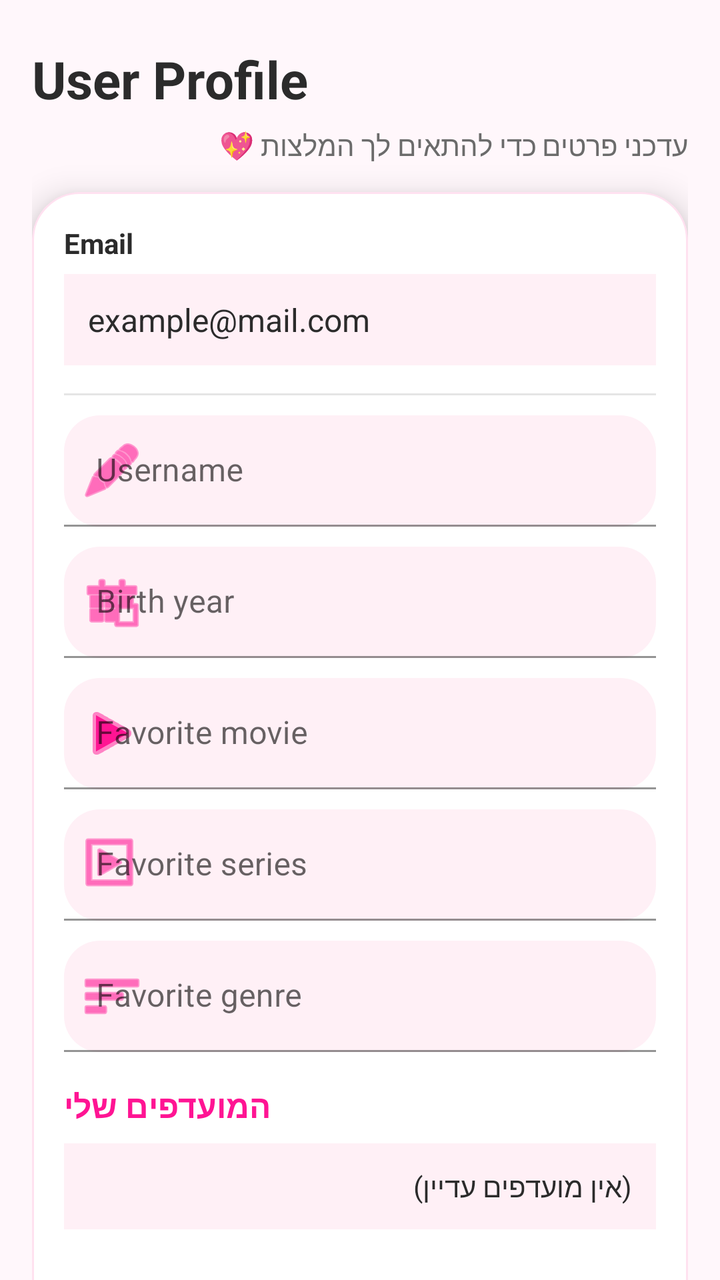
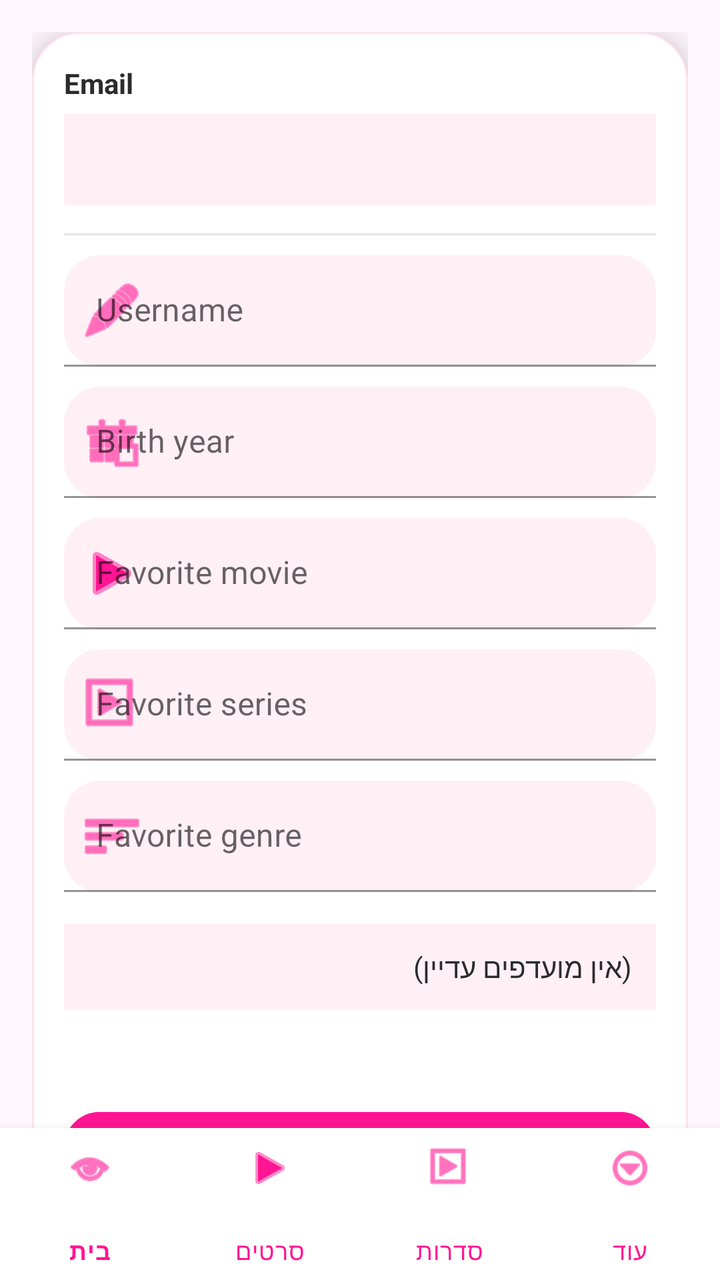

Two renders of the same Android screen: before a commit and after it. Below are the layout's source before the change and the commit's diff.
<!-- AndroidManifest.xml: application theme Base.Theme.FinalProject -->
<!-- res/layout/activity_user_page.xml -->
<?xml version="1.0" encoding="utf-8"?>
<androidx.core.widget.NestedScrollView xmlns:android="http://schemas.android.com/apk/res/android"
    xmlns:app="http://schemas.android.com/apk/res-auto"
    android:layout_width="match_parent"
    android:layout_height="match_parent"
    android:fillViewport="true"
    android:background="#FFF7FB">

    <androidx.constraintlayout.widget.ConstraintLayout
        android:layout_width="match_parent"
        android:layout_height="wrap_content"
        android:padding="16dp">

        
        <TextView
            android:id="@+id/tvTitle"
            android:layout_width="0dp"
            android:layout_height="wrap_content"
            android:text="User Profile"
            android:textSize="26sp"
            android:textStyle="bold"
            android:textColor="#2B2B2B"
            android:layout_marginTop="6dp"
            app:layout_constraintTop_toTopOf="parent"
            app:layout_constraintStart_toStartOf="parent"
            app:layout_constraintEnd_toEndOf="parent" />

        <TextView
            android:id="@+id/tvProfileSubtitle"
            android:layout_width="0dp"
            android:layout_height="wrap_content"
            android:text="עדכני פרטים כדי להתאים לך המלצות 💖"
            android:textSize="14sp"
            android:textColor="#6B6B6B"
            android:layout_marginTop="6dp"
            app:layout_constraintTop_toBottomOf="@id/tvTitle"
            app:layout_constraintStart_toStartOf="parent"
            app:layout_constraintEnd_toEndOf="parent" />

        
        <com.google.android.material.card.MaterialCardView
            android:id="@+id/cardUser"
            android:layout_width="0dp"
            android:layout_height="wrap_content"
            android:layout_marginTop="14dp"
            app:cardCornerRadius="24dp"
            app:cardElevation="10dp"
            app:strokeWidth="1dp"
            app:strokeColor="#33FF69B4"
            app:layout_constraintTop_toBottomOf="@id/tvProfileSubtitle"
            app:layout_constraintStart_toStartOf="parent"
            app:layout_constraintEnd_toEndOf="parent">

            <LinearLayout
                android:layout_width="match_parent"
                android:layout_height="wrap_content"
                android:orientation="vertical"
                android:padding="16dp">

                
                <TextView
                    android:layout_width="wrap_content"
                    android:layout_height="wrap_content"
                    android:text="Email"
                    android:textStyle="bold"
                    android:textColor="#2B2B2B"
                    android:textSize="14sp" />

                <TextView
                    android:id="@+id/tvEmail"
                    android:layout_width="match_parent"
                    android:layout_height="wrap_content"
                    android:text="example@mail.com"
                    android:textColor="#2B2B2B"
                    android:textSize="16sp"
                    android:padding="12dp"
                    android:layout_marginTop="6dp"
                    android:background="#FFF0F6" />

                <View
                    android:layout_width="match_parent"
                    android:layout_height="1dp"
                    android:layout_marginTop="14dp"
                    android:layout_marginBottom="10dp"
                    android:background="#1A000000" />

                
                <com.google.android.material.textfield.TextInputLayout
                    android:layout_width="match_parent"
                    android:layout_height="wrap_content"
                    android:hint="Username"
                    app:boxBackgroundMode="filled"
                    app:boxBackgroundColor="#FFF0F6"
                    app:boxCornerRadiusTopStart="18dp"
                    app:boxCornerRadiusTopEnd="18dp"
                    app:boxCornerRadiusBottomStart="18dp"
                    app:boxCornerRadiusBottomEnd="18dp"
                    app:startIconDrawable="@android:drawable/ic_menu_edit"
                    app:startIconTint="#FF1493">

                    <com.google.android.material.textfield.TextInputEditText
                        android:id="@+id/etUsername"
                        android:layout_width="match_parent"
                        android:layout_height="wrap_content"
                        android:textColor="#2B2B2B"
                        android:textColorHint="#7A7A7A" />
                </com.google.android.material.textfield.TextInputLayout>

                
                <com.google.android.material.textfield.TextInputLayout
                    android:layout_width="match_parent"
                    android:layout_height="wrap_content"
                    android:layout_marginTop="10dp"
                    android:hint="Birth year"
                    app:boxBackgroundMode="filled"
                    app:boxBackgroundColor="#FFF0F6"
                    app:boxCornerRadiusTopStart="18dp"
                    app:boxCornerRadiusTopEnd="18dp"
                    app:boxCornerRadiusBottomStart="18dp"
                    app:boxCornerRadiusBottomEnd="18dp"
                    app:startIconDrawable="@android:drawable/ic_menu_today"
                    app:startIconTint="#FF1493">

                    <com.google.android.material.textfield.TextInputEditText
                        android:id="@+id/etBirthYear"
                        android:layout_width="match_parent"
                        android:layout_height="wrap_content"
                        android:inputType="number"
                        android:textColor="#2B2B2B"
                        android:textColorHint="#7A7A7A" />
                </com.google.android.material.textfield.TextInputLayout>

                
                <com.google.android.material.textfield.TextInputLayout
                    android:layout_width="match_parent"
                    android:layout_height="wrap_content"
                    android:layout_marginTop="10dp"
                    android:hint="Favorite movie"
                    app:boxBackgroundMode="filled"
                    app:boxBackgroundColor="#FFF0F6"
                    app:boxCornerRadiusTopStart="18dp"
                    app:boxCornerRadiusTopEnd="18dp"
                    app:boxCornerRadiusBottomStart="18dp"
                    app:boxCornerRadiusBottomEnd="18dp"
                    app:startIconDrawable="@android:drawable/ic_media_play"
                    app:startIconTint="#FF1493">

                    <com.google.android.material.textfield.TextInputEditText
                        android:id="@+id/etMovie"
                        android:layout_width="match_parent"
                        android:layout_height="wrap_content"
                        android:textColor="#2B2B2B"
                        android:textColorHint="#7A7A7A" />
                </com.google.android.material.textfield.TextInputLayout>

                
                <com.google.android.material.textfield.TextInputLayout
                    android:layout_width="match_parent"
                    android:layout_height="wrap_content"
                    android:layout_marginTop="10dp"
                    android:hint="Favorite series"
                    app:boxBackgroundMode="filled"
                    app:boxBackgroundColor="#FFF0F6"
                    app:boxCornerRadiusTopStart="18dp"
                    app:boxCornerRadiusTopEnd="18dp"
                    app:boxCornerRadiusBottomStart="18dp"
                    app:boxCornerRadiusBottomEnd="18dp"
                    app:startIconDrawable="@android:drawable/ic_menu_slideshow"
                    app:startIconTint="#FF1493">

                    <com.google.android.material.textfield.TextInputEditText
                        android:id="@+id/etSeries"
                        android:layout_width="match_parent"
                        android:layout_height="wrap_content"
                        android:textColor="#2B2B2B"
                        android:textColorHint="#7A7A7A" />
                </com.google.android.material.textfield.TextInputLayout>

                
                <com.google.android.material.textfield.TextInputLayout
                    android:layout_width="match_parent"
                    android:layout_height="wrap_content"
                    android:layout_marginTop="10dp"
                    android:hint="Favorite genre"
                    app:boxBackgroundMode="filled"
                    app:boxBackgroundColor="#FFF0F6"
                    app:boxCornerRadiusTopStart="18dp"
                    app:boxCornerRadiusTopEnd="18dp"
                    app:boxCornerRadiusBottomStart="18dp"
                    app:boxCornerRadiusBottomEnd="18dp"
                    app:startIconDrawable="@android:drawable/ic_menu_sort_by_size"
                    app:startIconTint="#FF1493">

                    <com.google.android.material.textfield.TextInputEditText
                        android:id="@+id/etGenre"
                        android:layout_width="match_parent"
                        android:layout_height="wrap_content"
                        android:textColor="#2B2B2B"
                        android:textColorHint="#7A7A7A" />
                </com.google.android.material.textfield.TextInputLayout>

                
                <TextView
                    android:id="@+id/tvFavoritesLabel"
                    android:layout_width="wrap_content"
                    android:layout_height="wrap_content"
                    android:text="המועדפים שלי"
                    android:textStyle="bold"
                    android:textSize="16sp"
                    android:textColor="#FF1493"
                    android:layout_marginTop="16dp" />

                <TextView
                    android:id="@+id/tvFavorites"
                    android:layout_width="match_parent"
                    android:layout_height="wrap_content"
                    android:text="(אין מועדפים עדיין)"
                    android:textColor="#2B2B2B"
                    android:background="#FFF0F6"
                    android:padding="12dp"
                    android:layout_marginTop="8dp" />

                
                <TextView
                    android:id="@+id/tvMsgUser"
                    android:layout_width="match_parent"
                    android:layout_height="wrap_content"
                    android:textColor="#D7263D"
                    android:layout_marginTop="14dp"
                    android:layout_marginBottom="10dp" />

                
                <com.google.android.material.button.MaterialButton
                    android:id="@+id/btnSaveUser"
                    android:layout_width="match_parent"
                    android:layout_height="52dp"
                    android:text="Save"
                    android:textAllCaps="false"
                    android:textStyle="bold"
                    android:textColor="@android:color/white"
                    android:backgroundTint="#FF1493"
                    app:cornerRadius="18dp"
                    android:layout_marginTop="4dp" />

            </LinearLayout>
        </com.google.android.material.card.MaterialCardView>

    </androidx.constraintlayout.widget.ConstraintLayout>
</androidx.core.widget.NestedScrollView>
<!-- resources referenced by this layout -->
<resources>
  <style name="Base.Theme.FinalProject" parent="Theme.MaterialComponents.DayNight.NoActionBar">
  
          <item name="colorPrimary">#FF1493</item>
          <item name="colorPrimaryVariant">#C51162</item>
          <item name="colorSecondary">#FF1493</item>
      </style>
</resources>

<!-- the commit's change to res/layout/activity_user_page.xml (unified diff, before → after) -->
@@ -1,249 +1,234 @@
 <?xml version="1.0" encoding="utf-8"?>
-<androidx.core.widget.NestedScrollView xmlns:android="http://schemas.android.com/apk/res/android"
+<androidx.constraintlayout.widget.ConstraintLayout
+    xmlns:android="http://schemas.android.com/apk/res/android"
     xmlns:app="http://schemas.android.com/apk/res-auto"
     android:layout_width="match_parent"
     android:layout_height="match_parent"
-    android:fillViewport="true"
     android:background="#FFF7FB">
 
-    <androidx.constraintlayout.widget.ConstraintLayout
-        android:layout_width="match_parent"
-        android:layout_height="wrap_content"
-        android:padding="16dp">
-
-        
-        <TextView
-            android:id="@+id/tvTitle"
-            android:layout_width="0dp"
+    
+    <androidx.core.widget.NestedScrollView
+        android:id="@+id/scrollUser"
+        android:layout_width="0dp"
+        android:layout_height="0dp"
+        android:fillViewport="true"
+        app:layout_constraintTop_toTopOf="parent"
+        app:layout_constraintBottom_toTopOf="@id/bottomNav"
+        app:layout_constraintStart_toStartOf="parent"
+        app:layout_constraintEnd_toEndOf="parent">
+
+        <androidx.constraintlayout.widget.ConstraintLayout
+            android:layout_width="match_parent"
             android:layout_height="wrap_content"
-            android:text="User Profile"
-            android:textSize="26sp"
-            android:textStyle="bold"
-            android:textColor="#2B2B2B"
-            android:layout_marginTop="6dp"
-            app:layout_constraintTop_toTopOf="parent"
-            app:layout_constraintStart_toStartOf="parent"
-            app:layout_constraintEnd_toEndOf="parent" />
-
-        <TextView
-            android:id="@+id/tvProfileSubtitle"
-            android:layout_width="0dp"
-            android:layout_height="wrap_content"
-            android:text="עדכני פרטים כדי להתאים לך המלצות 💖"
-            android:textSize="14sp"
-            android:textColor="#6B6B6B"
-            android:layout_marginTop="6dp"
-            app:layout_constraintTop_toBottomOf="@id/tvTitle"
-            app:layout_constraintStart_toStartOf="parent"
-            app:layout_constraintEnd_toEndOf="parent" />
-
-        
-        <com.google.android.material.card.MaterialCardView
-            android:id="@+id/cardUser"
-            android:layout_width="0dp"
-            android:layout_height="wrap_content"
-            android:layout_marginTop="14dp"
-            app:cardCornerRadius="24dp"
-            app:cardElevation="10dp"
-            app:strokeWidth="1dp"
-            app:strokeColor="#33FF69B4"
-            app:layout_constraintTop_toBottomOf="@id/tvProfileSubtitle"
-            app:layout_constraintStart_toStartOf="parent"
-            app:layout_constraintEnd_toEndOf="parent">
-
-            <LinearLayout
-                android:layout_width="match_parent"
+            android:padding="16dp">
+
+            
+            <com.google.android.material.card.MaterialCardView
+                android:id="@+id/cardUser"
+                android:layout_width="0dp"
                 android:layout_height="wrap_content"
-                android:orientation="vertical"
-                android:padding="16dp">
-
-                
-                <TextView
-                    android:layout_width="wrap_content"
-                    android:layout_height="wrap_content"
-                    android:text="Email"
-                    android:textStyle="bold"
-                    android:textColor="#2B2B2B"
-                    android:textSize="14sp" />
-
-                <TextView
-                    android:id="@+id/tvEmail"
+                app:cardCornerRadius="24dp"
+                app:cardElevation="10dp"
+                app:strokeWidth="1dp"
+                app:strokeColor="#33FF69B4"
+                app:layout_constraintTop_toTopOf="parent"
+                app:layout_constraintStart_toStartOf="parent"
+                app:layout_constraintEnd_toEndOf="parent">
+
+                <LinearLayout
                     android:layout_width="match_parent"
                     android:layout_height="wrap_content"
-                    android:text="example@mail.com"
-                    android:textColor="#2B2B2B"
-                    android:textSize="16sp"
-                    android:padding="12dp"
-                    android:layout_marginTop="6dp"
-                    android:background="#FFF0F6" />
-
-                <View
-                    android:layout_width="match_parent"
-                    android:layout_height="1dp"
-                    android:layout_marginTop="14dp"
-                    android:layout_marginBottom="10dp"
-                    android:background="#1A000000" />
-
-                
-                <com.google.android.material.textfield.TextInputLayout
-                    android:layout_width="match_parent"
-                    android:layout_height="wrap_content"
-                    android:hint="Username"
-                    app:boxBackgroundMode="filled"
-                    app:boxBackgroundColor="#FFF0F6"
-                    app:boxCornerRadiusTopStart="18dp"
-                    app:boxCornerRadiusTopEnd="18dp"
-                    app:boxCornerRadiusBottomStart="18dp"
-                    app:boxCornerRadiusBottomEnd="18dp"
-                    app:startIconDrawable="@android:drawable/ic_menu_edit"
-                    app:startIconTint="#FF1493">
-
-                    <com.google.android.material.textfield.TextInputEditText
-                        android:id="@+id/etUsername"
-                        android:layout_width="match_parent"
-                        android:layout_height="wrap_content"
+                    android:orientation="vertical"
+                    android:padding="16dp">
+
+                    
+                    <TextView
+                        android:layout_width="wrap_content"
+                        android:layout_height="wrap_content"
+                        android:text="Email"
+                        android:textStyle="bold"
                         android:textColor="#2B2B2B"
-                        android:textColorHint="#7A7A7A" />
-                </com.google.android.material.textfield.TextInputLayout>
-
-                
-                <com.google.android.material.textfield.TextInputLayout
-                    android:layout_width="match_parent"
-                    android:layout_height="wrap_content"
-                    android:layout_marginTop="10dp"
-                    android:hint="Birth year"
-                    app:boxBackgroundMode="filled"
-                    app:boxBackgroundColor="#FFF0F6"
-                    app:boxCornerRadiusTopStart="18dp"
-                    app:boxCornerRadiusTopEnd="18dp"
-                    app:boxCornerRadiusBottomStart="18dp"
-                    app:boxCornerRadiusBottomEnd="18dp"
-                    app:startIconDrawable="@android:drawable/ic_menu_today"
-                    app:startIconTint="#FF1493">
-
-                    <com.google.android.material.textfield.TextInputEditText
-                        android:id="@+id/etBirthYear"
-                        android:layout_width="match_parent"
-                        android:layout_height="wrap_content"
-                        android:inputType="number"
+                        android:textSize="14sp" />
+
+                    <TextView
+                        android:id="@+id/tvEmail"
+                        android:layout_width="match_parent"
+                        android:layout_height="wrap_content"
                         android:textColor="#2B2B2B"
-                        android:textColorHint="#7A7A7A" />
-                </com.google.android.material.textfield.TextInputLayout>
-
-                
-                <com.google.android.material.textfield.TextInputLayout
-                    android:layout_width="match_parent"
-                    android:layout_height="wrap_content"
-                    android:layout_marginTop="10dp"
-                    android:hint="Favorite movie"
-                    app:boxBackgroundMode="filled"
-                    app:boxBackgroundColor="#FFF0F6"
-                    app:boxCornerRadiusTopStart="18dp"
-                    app:boxCornerRadiusTopEnd="18dp"
-                    app:boxCornerRadiusBottomStart="18dp"
-                    app:boxCornerRadiusBottomEnd="18dp"
-                    app:startIconDrawable="@android:drawable/ic_media_play"
-                    app:startIconTint="#FF1493">
-
-                    <com.google.android.material.textfield.TextInputEditText
-                        android:id="@+id/etMovie"
-                        android:layout_width="match_parent"
-                        android:layout_height="wrap_content"
+                        android:textSize="16sp"
+                        android:padding="12dp"
+                        android:layout_marginTop="6dp"
+                        android:background="#FFF0F6" />
+
+                    <View
+                        android:layout_width="match_parent"
+                        android:layout_height="1dp"
+                        android:layout_marginTop="14dp"
+                        android:layout_marginBottom="10dp"
+                        android:background="#1A000000" />
+
+                    
+                    <com.google.android.material.textfield.TextInputLayout
+                        android:layout_width="match_parent"
+                        android:layout_height="wrap_content"
+                        android:hint="Username"
+                        app:boxBackgroundMode="filled"
+                        app:boxBackgroundColor="#FFF0F6"
+                        app:boxCornerRadiusTopStart="18dp"
+                        app:boxCornerRadiusTopEnd="18dp"
+                        app:boxCornerRadiusBottomStart="18dp"
+                        app:boxCornerRadiusBottomEnd="18dp"
+                        app:startIconDrawable="@android:drawable/ic_menu_edit"
+                        app:startIconTint="#FF1493">
+
+                        <com.google.android.material.textfield.TextInputEditText
+                            android:id="@+id/etUsername"
+                            android:layout_width="match_parent"
+                            android:layout_height="wrap_content"
+                            android:textColor="#2B2B2B"/>
+                    </com.google.android.material.textfield.TextInputLayout>
+
+                    
+                    <com.google.android.material.textfield.TextInputLayout
+                        android:layout_width="match_parent"
+                        android:layout_height="wrap_content"
+                        android:layout_marginTop="10dp"
+                        android:hint="Birth year"
+                        app:boxBackgroundMode="filled"
+                        app:boxBackgroundColor="#FFF0F6"
+                        app:boxCornerRadiusTopStart="18dp"
+                        app:boxCornerRadiusTopEnd="18dp"
+                        app:boxCornerRadiusBottomStart="18dp"
+                        app:boxCornerRadiusBottomEnd="18dp"
+                        app:startIconDrawable="@android:drawable/ic_menu_today"
+                        app:startIconTint="#FF1493">
+
+                        <com.google.android.material.textfield.TextInputEditText
+                            android:id="@+id/etBirthYear"
+                            android:layout_width="match_parent"
+                            android:layout_height="wrap_content"
+                            android:inputType="number"
+                            android:textColor="#2B2B2B"/>
+                    </com.google.android.material.textfield.TextInputLayout>
+
+                    
+                    <com.google.android.material.textfield.TextInputLayout
+                        android:layout_width="match_parent"
+                        android:layout_height="wrap_content"
+                        android:layout_marginTop="10dp"
+                        android:hint="Favorite movie"
+                        app:boxBackgroundMode="filled"
+                        app:boxBackgroundColor="#FFF0F6"
+                        app:boxCornerRadiusTopStart="18dp"
+                        app:boxCornerRadiusTopEnd="18dp"
+                        app:boxCornerRadiusBottomStart="18dp"
+                        app:boxCornerRadiusBottomEnd="18dp"
+                        app:startIconDrawable="@android:drawable/ic_media_play"
+                        app:startIconTint="#FF1493">
+
+                        <com.google.android.material.textfield.TextInputEditText
+                            android:id="@+id/etMovie"
+                            android:layout_width="match_parent"
+                            android:layout_height="wrap_content"
+                            android:textColor="#2B2B2B"/>
+                    </com.google.android.material.textfield.TextInputLayout>
+
+                    
+                    <com.google.android.material.textfield.TextInputLayout
+                        android:layout_width="match_parent"
+                        android:layout_height="wrap_content"
+                        android:layout_marginTop="10dp"
+                        android:hint="Favorite series"
+                        app:boxBackgroundMode="filled"
+                        app:boxBackgroundColor="#FFF0F6"
+                        app:boxCornerRadiusTopStart="18dp"
+                        app:boxCornerRadiusTopEnd="18dp"
+                        app:boxCornerRadiusBottomStart="18dp"
+                        app:boxCornerRadiusBottomEnd="18dp"
+                        app:startIconDrawable="@android:drawable/ic_menu_slideshow"
+                        app:startIconTint="#FF1493">
+
+                        <com.google.android.material.textfield.TextInputEditText
+                            android:id="@+id/etSeries"
+                            android:layout_width="match_parent"
+                            android:layout_height="wrap_content"
+                            android:textColor="#2B2B2B"/>
+                    </com.google.android.material.textfield.TextInputLayout>
+
+                    
+                    <com.google.android.material.textfield.TextInputLayout
+                        android:layout_width="match_parent"
+                        android:layout_height="wrap_content"
+                        android:layout_marginTop="10dp"
+                        android:hint="Favorite genre"
+                        app:boxBackgroundMode="filled"
+                        app:boxBackgroundColor="#FFF0F6"
+                        app:boxCornerRadiusTopStart="18dp"
+                        app:boxCornerRadiusTopEnd="18dp"
+                        app:boxCornerRadiusBottomStart="18dp"
+                        app:boxCornerRadiusBottomEnd="18dp"
+                        app:startIconDrawable="@android:drawable/ic_menu_sort_by_size"
+                        app:startIconTint="#FF1493">
+
+                        <com.google.android.material.textfield.TextInputEditText
+                            android:id="@+id/etGenre"
+                            android:layout_width="match_parent"
+                            android:layout_height="wrap_content"
+                            android:textColor="#2B2B2B"/>
+                    </com.google.android.material.textfield.TextInputLayout>
+
+                    
+                    <TextView
+                        android:id="@+id/tvFavorites"
+                        android:layout_width="match_parent"
+                        android:layout_height="wrap_content"
+                        android:text="(אין מועדפים עדיין)"
                         android:textColor="#2B2B2B"
-                        android:textColorHint="#7A7A7A" />
-                </com.google.android.material.textfield.TextInputLayout>
-
-                
-                <com.google.android.material.textfield.TextInputLayout
-                    android:layout_width="match_parent"
-                    android:layout_height="wrap_content"
-                    android:layout_marginTop="10dp"
-                    android:hint="Favorite series"
-                    app:boxBackgroundMode="filled"
-                    app:boxBackgroundColor="#FFF0F6"
-                    app:boxCornerRadiusTopStart="18dp"
-                    app:boxCornerRadiusTopEnd="18dp"
-                    app:boxCornerRadiusBottomStart="18dp"
-                    app:boxCornerRadiusBottomEnd="18dp"
-                    app:startIconDrawable="@android:drawable/ic_menu_slideshow"
-                    app:startIconTint="#FF1493">
-
-                    <com.google.android.material.textfield.TextInputEditText
-                        android:id="@+id/etSeries"
-                        android:layout_width="match_parent"
-                        android:layout_height="wrap_content"
-                        android:textColor="#2B2B2B"
-                        android:textColorHint="#7A7A7A" />
-                </com.google.android.material.textfield.TextInputLayout>
-
-                
-                <com.google.android.material.textfield.TextInputLayout
-                    android:layout_width="match_parent"
-                    android:layout_height="wrap_content"
-                    android:layout_marginTop="10dp"
-                    android:hint="Favorite genre"
-                    app:boxBackgroundMode="filled"
-                    app:boxBackgroundColor="#FFF0F6"
-                    app:boxCornerRadiusTopStart="18dp"
-                    app:boxCornerRadiusTopEnd="18dp"
-                    app:boxCornerRadiusBottomStart="18dp"
-                    app:boxCornerRadiusBottomEnd="18dp"
-                    app:startIconDrawable="@android:drawable/ic_menu_sort_by_size"
-                    app:startIconTint="#FF1493">
-
-                    <com.google.android.material.textfield.TextInputEditText
-                        android:id="@+id/etGenre"
-                        android:layout_width="match_parent"
-                        android:layout_height="wrap_content"
-                        android:textColor="#2B2B2B"
-                        android:textColorHint="#7A7A7A" />
-                </com.google.android.material.textfield.TextInputLayout>
-
-                
-                <TextView
-                    android:id="@+id/tvFavoritesLabel"
-                    android:layout_width="wrap_content"
-                    android:layout_height="wrap_content"
-                    android:text="המועדפים שלי"
-                    android:textStyle="bold"
-                    android:textSize="16sp"
-                    android:textColor="#FF1493"
-                    android:layout_marginTop="16dp" />
-
-                <TextView
-                    android:id="@+id/tvFavorites"
-                    android:layout_width="match_parent"
-                    android:layout_height="wrap_content"
-                    android:text="(אין מועדפים עדיין)"
-                    android:textColor="#2B2B2B"
-                    android:background="#FFF0F6"
-                    android:padding="12dp"
-                    android:layout_marginTop="8dp" />
-
-                
-                <TextView
-                    android:id="@+id/tvMsgUser"
-                    android:layout_width="match_parent"
-                    android:layout_height="wrap_content"
-                    android:textColor="#D7263D"
-                    android:layout_marginTop="14dp"
-                    android:layout_marginBottom="10dp" />
-
-                
-                <com.google.android.material.button.MaterialButton
-                    android:id="@+id/btnSaveUser"
-                    android:layout_width="match_parent"
-                    android:layout_height="52dp"
-                    android:text="Save"
-                    android:textAllCaps="false"
-                    android:textStyle="bold"
-                    android:textColor="@android:color/white"
-                    android:backgroundTint="#FF1493"
-                    app:cornerRadius="18dp"
-                    android:layout_marginTop="4dp" />
-
-            </LinearLayout>
-        </com.google.android.material.card.MaterialCardView>
-
-    </androidx.constraintlayout.widget.ConstraintLayout>
-</androidx.core.widget.NestedScrollView>
+                        android:background="#FFF0F6"
+                        android:padding="12dp"
+                        android:layout_marginTop="16dp" />
+
+                    
+                    <TextView
+                        android:id="@+id/tvMsgUser"
+                        android:layout_width="match_parent"
+                        android:layout_height="wrap_content"
+                        android:textColor="#D7263D"
+                        android:layout_marginTop="12dp" />
+
+                    
+                    <com.google.android.material.button.MaterialButton
+                        android:id="@+id/btnSaveUser"
+                        android:layout_width="match_parent"
+                        android:layout_height="52dp"
+                        android:text="Save"
+                        android:textAllCaps="false"
+                        android:textStyle="bold"
+                        android:textColor="@android:color/white"
+                        android:backgroundTint="#FF1493"
+                        app:cornerRadius="18dp"
+                        android:layout_marginTop="14dp"/>
+
+                </LinearLayout>
+            </com.google.android.material.card.MaterialCardView>
+
+        </androidx.constraintlayout.widget.ConstraintLayout>
+
+    </androidx.core.widget.NestedScrollView>
+
+    
+    <com.google.android.material.bottomnavigation.BottomNavigationView
+        android:id="@+id/bottomNav"
+        android:layout_width="0dp"
+        android:layout_height="76dp"
+        android:background="#FFFFFF"
+        app:menu="@menu/bottom_nav_menu"
+        app:labelVisibilityMode="labeled"
+        app:itemIconTint="#FF1493"
+        app:itemTextColor="#FF1493"
+        app:itemRippleColor="#33FF69B4"
+        app:layout_constraintBottom_toBottomOf="parent"
+        app:layout_constraintStart_toStartOf="parent"
+        app:layout_constraintEnd_toEndOf="parent"/>
+
+</androidx.constraintlayout.widget.ConstraintLayout>
